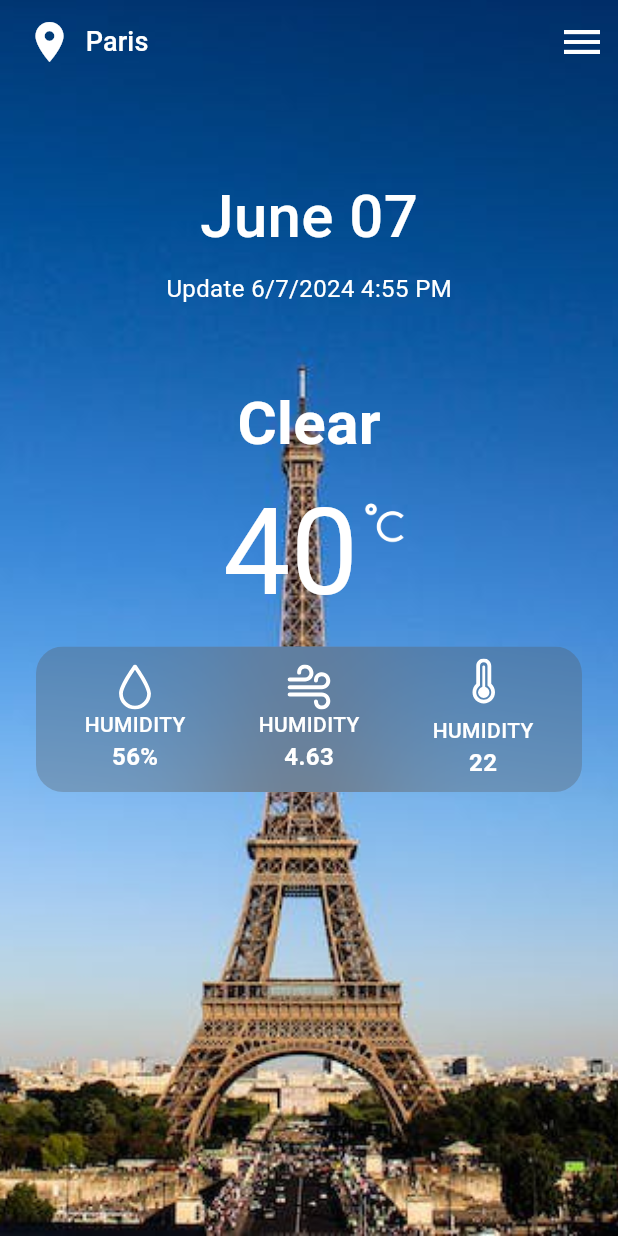
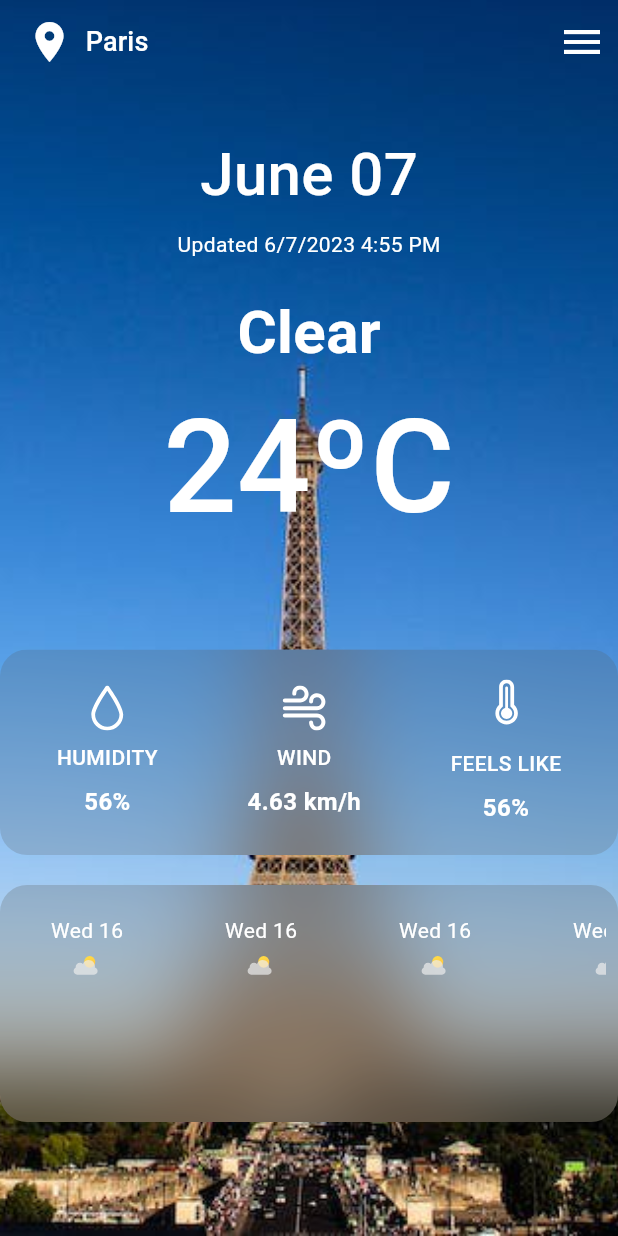
Before and after one commit to shaxabaxa1117/weather_app, a Flutter app: the screen it shows after launch, after a tap on the "menu" icon, on a phone screen of 412 x 824 dp. Run offline on Flutter 3.47's test engine with Material 3 defaults, Android fonts, the phone set to English and light mode, and no system bars; our stand-ins replace another_flutter_splash_screen, flex_color_scheme, flutter_svg; network calls fail.

```diff
--- /dev/null
+++ b/lib/domain/api/api.dart
@@ -0,0 +1,45 @@
+import 'dart:convert';
+
+import 'package:flex_color_scheme/flex_color_scheme.dart';
+import 'package:flutter/widgets.dart';
+import 'package:http/http.dart' as http;
+import 'package:weather_app/domain/model/coords.dart';
+
+abstract final class Api {
+  static const String _apiKey = 'a24ba1c3e5e3d0acd60dfad4f5eb7e6e';
+
+
+  static Future<Coords?> getCoords({String cityName = 'Tashkent'}) async {
+    try {
+      final http.Response response = await http.get(
+        Uri.parse(
+            'http://api.openweathermap.org/geo/1.0/direct?q=$cityName&appid=$_apiKey'),
+      );
+
+      final jsonData = json.decode(response.body);
+      final Coords coords = Coords.fromJson(jsonData);
+      print(coords.lat);
+      print(coords.lon);
+      print(response.body);
+      return coords;
+
+    } catch (e) {}
+  }
+
+  static Future<void> getWeatherData() async{
+    try{
+final Coords? coords = await getCoords();
+      /*
+      https://api.openweathermap.org/data/3.0/onecall?lat={lat}&lon={lon}&exclude={part}&appid={API key} */
+
+    final http.Response response = await http.get(
+        Uri.parse(
+            'https://api.openweathermap.org/data/3.0/onecall?lat=${coords?.lat.toString()}&lon=${coords?.lon.toString()}&appid=$_apiKey'),
+      );
+      final jsonData = json.decode(response.body);
+      print(response.body);
+    }catch(e){
+e;
+    }
+  }
+}
--- /dev/null
+++ b/lib/domain/model/coords.dart
@@ -0,0 +1,15 @@
+import 'dart:convert';
+
+final class Coords {
+  final double? lat;
+  final double? lon;
+
+  const Coords({required this.lat, required this.lon});
+
+  factory Coords.fromJson(List<dynamic> json) {
+    return Coords(
+      lat: json[0]["lat"],
+      lon: json[0]["lon"],
+    );
+  }
+}
--- /dev/null
+++ b/lib/domain/weather_provider/weather_provider.dart
@@ -0,0 +1,5 @@
+import 'package:flutter/material.dart';
+
+final class WeatherProvider extends ChangeNotifier{
+
+}
--- a/lib/main.dart
+++ b/lib/main.dart
@@ -1,9 +1,8 @@
-
-
-import 'package:flutter/material.dart';
+import 'package:flutter/widgets.dart';
+import 'package:weather_app/domain/api/api.dart';
 import 'package:weather_app/ui/app.dart';
 
-void main(){
-
-  runApp( MyApp());
+Future <void> main(List<String> args) async{
+  await Api.getCoords();
+  runApp(const MyApp());
 }
--- a/lib/ui/app.dart
+++ b/lib/ui/app.dart
@@ -1,13 +1,13 @@
-import 'dart:collection';
-
-import 'package:another_flutter_splash_screen/another_flutter_splash_screen.dart';
 import 'package:flex_color_scheme/flex_color_scheme.dart';
 import 'package:flutter/material.dart';
+import 'package:another_flutter_splash_screen/another_flutter_splash_screen.dart';
 import 'package:flutter/services.dart';
+import 'package:weather_app/domain/weather_provider/weather_provider.dart';
 import 'package:weather_app/ui/pages/home_page.dart';
+import 'package:provider/provider.dart';
 
 class MyApp extends StatelessWidget {
-  MyApp({super.key});
+  const MyApp({super.key});
 
   @override
   Widget build(BuildContext context) {
@@ -17,10 +17,10 @@ class MyApp extends StatelessWidget {
         systemNavBarStyle: FlexSystemNavBarStyle.transparent,
         noAppBar: false,
       ),
-      child: const MaterialApp(
-        debugShowCheckedModeBanner: false,
-        home: Scaffold(
-          body: MyAppContent(),
+      child: ChangeNotifierProvider<WeatherProvider>(
+        create: (context) => WeatherProvider(),
+        child: MaterialApp(
+          home: MyAppContent(),
         ),
       ),
     );
@@ -33,10 +33,10 @@ class MyAppContent extends StatelessWidget {
   @override
   Widget build(BuildContext context) {
     return FlutterSplashScreen.fadeIn(
-      backgroundColor: const Color.fromARGB(132, 27, 147, 245),
+      backgroundColor: const Color.fromRGBO(8, 108, 180, 1),
       duration: const Duration(seconds: 3),
       childWidget: const SplashScreenContent(),
-      nextScreen: HomePage(),
+      nextScreen: const HomePage(),
     );
   }
 }
@@ -49,16 +49,20 @@ class SplashScreenContent extends StatelessWidget {
     return Center(
       child: RichText(
         text: const TextSpan(
-            style: TextStyle(fontSize: 32, fontWeight: FontWeight.bold),
-            children: <TextSpan>[
-              TextSpan(
-                text: 'Weather',
-                style: TextStyle(
-                  color: Colors.yellow,
-                ),
+          style: TextStyle(
+            fontSize: 32,
+            fontWeight: FontWeight.bold,
+          ),
+          children: <TextSpan>[
+            TextSpan(text: 'Weather'),
+            TextSpan(
+              text: 'App',
+              style: TextStyle(
+                color: Colors.yellow,
               ),
-              TextSpan(text: 'App')
-            ]),
+            ),
+          ],
+        ),
       ),
     );
   }
--- a/lib/ui/pages/home_page.dart
+++ b/lib/ui/pages/home_page.dart
@@ -1,10 +1,7 @@
-// ignore_for_file: prefer_const_constructors
-
 import 'package:flutter/material.dart';
-import 'package:flutter/widgets.dart';
+import 'package:flutter_svg/flutter_svg.dart';
 import 'package:weather_app/ui/widgets/blur_container.dart';
 import 'package:weather_app/ui/widgets/home_page_appbar.dart';
-import 'package:flutter_svg/flutter_svg.dart';
 
 class HomePage extends StatelessWidget {
   const HomePage({super.key});
@@ -13,38 +10,27 @@ class HomePage extends StatelessWidget {
   Widget build(BuildContext context) {
     final size = MediaQuery.of(context).size;
     return Scaffold(
-      drawer: Drawer(),
-      body: Expanded(
-        child: Container(
+      body: Container(
         width: size.width,
         height: size.height,
         decoration: const BoxDecoration(
           image: DecorationImage(
             image: AssetImage('assets/images/paris.png'),
-                fit: BoxFit.cover),
+            fit: BoxFit.cover,
+          ),
         ),
         child: Column(
           children: <Widget>[
-              const HomePageAppBar(),
-              Expanded(
-                child: ListView(
-                  physics: NeverScrollableScrollPhysics(),
-                  padding: const EdgeInsets.symmetric(horizontal: 24),
-                  children: const <Widget>[
-                    SizedBox(
-                      height: 60,
-                    ),
+            HomePageAppBar(),
+            SizedBox(height: 32),
             HomePageHeader(),
-                    SizedBox(
-                      height: 50,
-                    ),
-                    HomePageFirstBody(),
+            SizedBox(height: 20),
+            HomePageBody(),
+            SizedBox(height: 60),
             HomePageOptions(),
+            SizedBox(height: 20),
+            HomePageDailyData(),
           ],
-                ),
-              )
-            ],
-          ),
         ),
       ),
     );
@@ -61,139 +47,60 @@ class HomePageHeader extends StatelessWidget {
         Text(
           'June 07',
           style: TextStyle(
-              fontSize: 40, color: Colors.white, fontWeight: FontWeight.w500),
+            fontSize: 40,
+            color: Colors.white,
+            fontWeight: FontWeight.w500,
           ),
-        SizedBox(
-          height: 8,
         ),
+        SizedBox(height: 8),
         Text(
-          'Update 6/7/2024 4:55 PM',
-          style: TextStyle(color: Colors.white, fontSize: 16),
-        )
+          'Updated 6/7/2023 4:55 PM',
+          style: TextStyle(
+            color: Colors.white,
+          ),
+        ),
       ],
     );
   }
 }
 
-class HomePageFirstBody extends StatelessWidget {
-  const HomePageFirstBody({super.key});
+class HomePageBody extends StatelessWidget {
+  const HomePageBody({super.key});
 
   @override
   Widget build(BuildContext context) {
     return const Column(
-      children: [
-        Text(
-          'Clear',
-          style: TextStyle(
-              color: Colors.white, fontSize: 40, fontWeight: FontWeight.bold),
-        ),
-        NumCel()
+      children: <Widget>[
+        HomePageCurrentWeatherInfo(),
       ],
     );
   }
 }
 
-class NumCel extends StatelessWidget {
-  const NumCel({super.key});
+class HomePageCurrentWeatherInfo extends StatelessWidget {
+  const HomePageCurrentWeatherInfo({super.key});
 
   @override
   Widget build(BuildContext context) {
-    return Container(
-      margin: EdgeInsets.only(left: 25),
-      height: 120,
-      width: 140,
-      child: Row(
-        crossAxisAlignment: CrossAxisAlignment.start,
-        children: [
-          Container(
-            child: Text(
-              '40',
-              style: TextStyle(fontSize: 80, color: Colors.white),
-            ),
-          ),
-          Container(
-            margin: EdgeInsets.only(top: 20),
-            child: Image(
-              image: AssetImage('assets/icons/cel.png'),
+    return const Column(
+      children: <Widget>[
+        Text(
+          'Clear',
+          style: TextStyle(
+            fontSize: 40,
             color: Colors.white,
-              height: 35,
-              width: 35,
-            ),
-          )
-        ],
-      ),
-    );
-  }
-}
-
-class HomePageSecondBody extends StatelessWidget {
-  const HomePageSecondBody({super.key});
-
-  @override
-  Widget build(BuildContext context) {
-    return Container(
-      height: 80,
-      child: Row(
-        mainAxisAlignment: MainAxisAlignment.spaceBetween,
-        children: [
-          ComponentOfSwcondBody(
-            name: 'Humidity',
-            icon: Icons.water_drop_outlined,
-            numDescription: '56%',
-          ),
-          ComponentOfSwcondBody(
-            name: 'Wind',
-            icon: Icons.air,
-            numDescription: '5.14km/h',
-          ),
-          ComponentOfSwcondBody(
-            name: 'feels like',
-            icon: Icons.thermostat_rounded,
-            numDescription: '28',
-          ),
-        ],
-      ),
-    );
-  }
-}
-
-// ignore: must_be_immutable
-class ComponentOfSwcondBody extends StatelessWidget {
-  ComponentOfSwcondBody({
-    super.key,
-    required this.name,
-    required this.icon,
-    required this.numDescription,
-  });
-  String name;
-  IconData icon;
-  String numDescription;
-  @override
-  Widget build(BuildContext context) {
-    return Container(
-      child: Column(
-        children: [
-          Icon(
-            icon,
-            size: 30,
-            color: Colors.white,
-          ),
-          Text(
-            name.toUpperCase(),
-            style: TextStyle(
-              fontSize: 16,
-              color: Colors.white,
+            fontWeight: FontWeight.bold,
           ),
         ),
         Text(
-            numDescription,
+          '24ºC',
           style: TextStyle(
-              fontSize: 16,
+            fontSize: 86,
             color: Colors.white,
+            fontWeight: FontWeight.w500,
           ),
-          )
+        ),
       ],
-      ),
     );
   }
 }
@@ -211,60 +118,116 @@ class HomePageOptions extends StatelessWidget {
       },
       {
         'img': 'assets/icons/wind.svg',
-        'title': 'Humidity',
-        'data': '4.63',
+        'title': 'Wind',
+        'data': '4.63 km/h',
       },
       {
         'img': 'assets/icons/feels_like.svg',
-        'title': 'Humidity',
-        'data': '22',
-      }
+        'title': 'FEELS LIKE',
+        'data': '56%',
+      },
     ];
+
     return BlurContainer(
       child: Row(
         mainAxisAlignment: MainAxisAlignment.spaceAround,
-        children: List.generate(data.length, (index) {
-          return HomePageOptionsItems(
+        children: List.generate(
+          data.length,
+          (index) {
+            return HomePageOptionsItem(
               imagePath: data[index]['img'],
+              optionData: data[index]['data'],
               optionName: data[index]['title'],
-            optionData: data[index]['data'],
             );
-        }),
+          },
+        ),
       ),
     );
   }
 }
 
-class HomePageOptionsItems extends StatelessWidget {
+class HomePageOptionsItem extends StatelessWidget {
   final String imagePath;
   final String optionName;
   final String optionData;
-  const HomePageOptionsItems(
-      {super.key,
+  const HomePageOptionsItem({
+    super.key,
     required this.imagePath,
+    required this.optionData,
     required this.optionName,
-      required this.optionData});
+  });
 
   @override
   Widget build(BuildContext context) {
     return Column(
       children: <Widget>[
         SvgPicture.asset(imagePath),
+        const SizedBox(height: 8),
         Text(
           optionName.toUpperCase(),
-          style: TextStyle(
+          style: const TextStyle(
             fontSize: 14,
             color: Colors.white,
             fontWeight: FontWeight.w500,
           ),
         ),
-        Text(optionData.toUpperCase(),
-          style: TextStyle(
+        const SizedBox(height: 8),
+        Text(
+          optionData,
+          style: const TextStyle(
             fontSize: 16,
             color: Colors.white,
             fontWeight: FontWeight.w700,
-          ),)
+          ),
+        ),
       ],
     );
   }
 }
+
+class HomePageDailyData extends StatelessWidget {
+  const HomePageDailyData({super.key});
+
+  @override
+  Widget build(BuildContext context) {
+    return BlurContainer(
+      child: SizedBox(
+        height: 118,
+        width: double.infinity,
+        child: ListView.separated(
+          shrinkWrap: true,
+          scrollDirection: Axis.horizontal,
+          itemBuilder: (context, index) => const HomePageDailyDataItem(),
+          separatorBuilder: (context, index) => const SizedBox(width: 16),
+          itemCount: 7,
+        ),
+      ),
+    );
+  }
+}
+
+class HomePageDailyDataItem extends StatelessWidget {
+  const HomePageDailyDataItem({super.key});
+
+  @override
+  Widget build(BuildContext context) {
+    return  SizedBox(
+      child: Column(
+        children: <Widget>[
+            const Text(
+            'Wed 16',
+            style: TextStyle(
+              fontSize: 14,
+              color: Colors.white,
+            ),
+          ),
+          SvgPicture.asset(
+            'assets/icons/weather.svg',
+            width: 100,
+            height: 50,
+          )
+        ],
+      ),
+    );
+  }
+}
--- a/lib/ui/widgets/blur_container.dart
+++ b/lib/ui/widgets/blur_container.dart
@@ -4,7 +4,6 @@ import 'package:flutter/material.dart';
 
 class BlurContainer extends StatelessWidget {
   final Widget? child;
-
   const BlurContainer({
     super.key,
     this.child,
@@ -13,18 +12,21 @@ class BlurContainer extends StatelessWidget {
   @override
   Widget build(BuildContext context) {
     return ClipRRect(
+      borderRadius: const BorderRadius.all(Radius.circular(18)),
       child: BackdropFilter(
         filter: ImageFilter.blur(
-          sigmaX: 45,
-          sigmaY: 45,
+          sigmaX: 32,
+          sigmaY: 32,
         ),
         child: Container(
-          padding: EdgeInsets.symmetric(horizontal: 8, vertical: 8),
+          padding: const EdgeInsets.symmetric(
+            horizontal: 8,
+            vertical: 20,
+          ),
           decoration: BoxDecoration(
-            borderRadius: BorderRadius.circular(18),
-            color: const Color(0xff535353).withOpacity(.3),
+            color: const Color(0xff535353).withOpacity(.2),
           ),
-          child: child, //! gives ability to have child
+          child: child,
         ),
       ),
     );
--- a/lib/ui/widgets/home_page_appbar.dart
+++ b/lib/ui/widgets/home_page_appbar.dart
@@ -10,26 +10,27 @@ class HomePageAppBar extends StatelessWidget implements PreferredSizeWidget {
       surfaceTintColor: Colors.transparent,
       leadingWidth: 120,
       leading: TextButton.icon(
-        onPressed: () {},
+        onPressed: null,
+        label: const Text(
+          'Paris',
+          style: TextStyle(
+            color: Colors.white,
+            fontSize: 18,
+          ),
+        ),
         icon: const Icon(
           Icons.location_on,
+          color: Colors.white,
           size: 32,
-          color: Colors.white,
-        ),
-        label: const Text(
-          'Paris',
-          style: TextStyle(color: Colors.white, fontSize: 18),
         ),
       ),
       actions: <Widget>[
         IconButton(
           onPressed: () {},
-          icon:const Icon(
-            Icons.menu,
-            size: 32,
-            color: Colors.white,
-          ),
-        )
+          iconSize: 32,
+          color: Colors.white,
+          icon: const Icon(Icons.menu),
+        ),
       ],
     );
   }
--- a/pubspec.yaml
+++ b/pubspec.yaml
@@ -38,6 +38,8 @@ dependencies:
   another_flutter_splash_screen: ^1.2.0
   flex_color_scheme: ^7.3.1
   flutter_svg: ^2.0.10+1
+  provider: ^6.1.2
+  http: ^1.2.1
 
 dev_dependencies:
   flutter_test:
@@ -65,7 +67,7 @@ flutter:
   assets:
     - assets/images/
     - assets/icons/
-  #   - images/a_dot_ham.jpeg
+
 
   # An image asset can refer to one or more resolution-specific "variants", see
   # https://flutter.dev/assets-and-images/#resolution-aware
```
Also changed, not shown: assets/icons/sun.png (deleted), assets/icons/weather.svg (added), pubspec.lock. Lines whose indentation alone changed are shown as unchanged.
